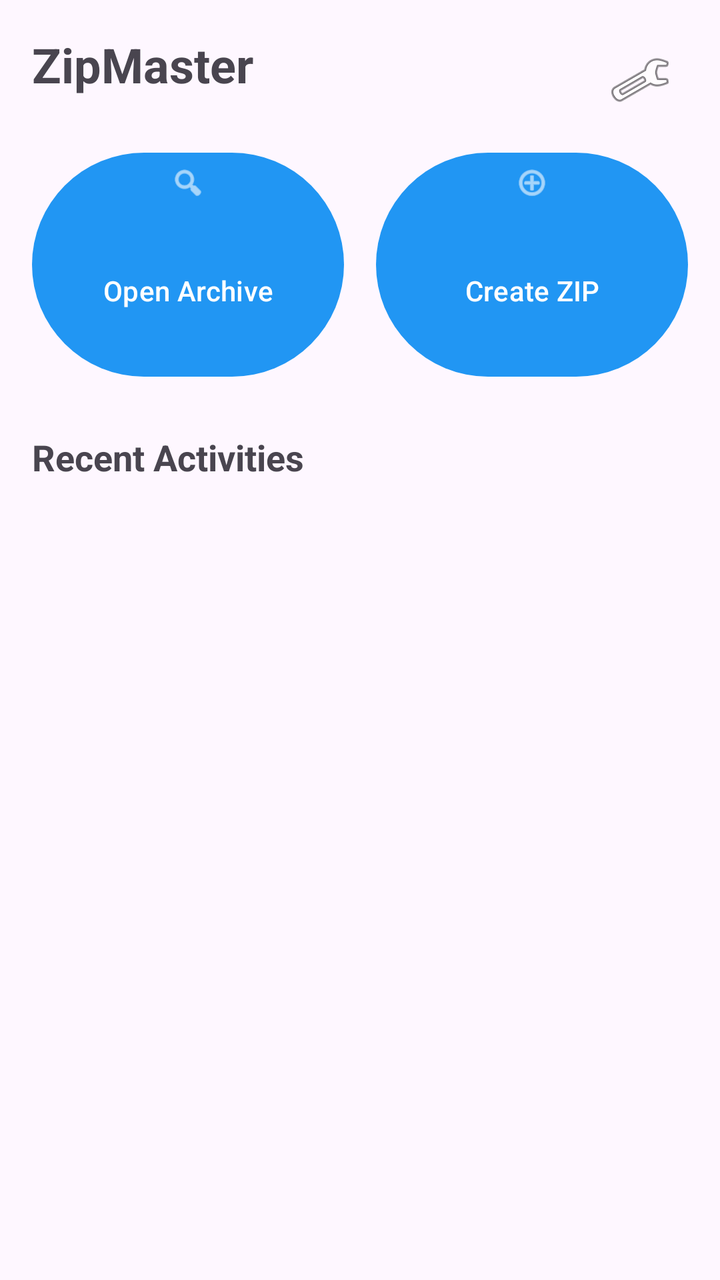
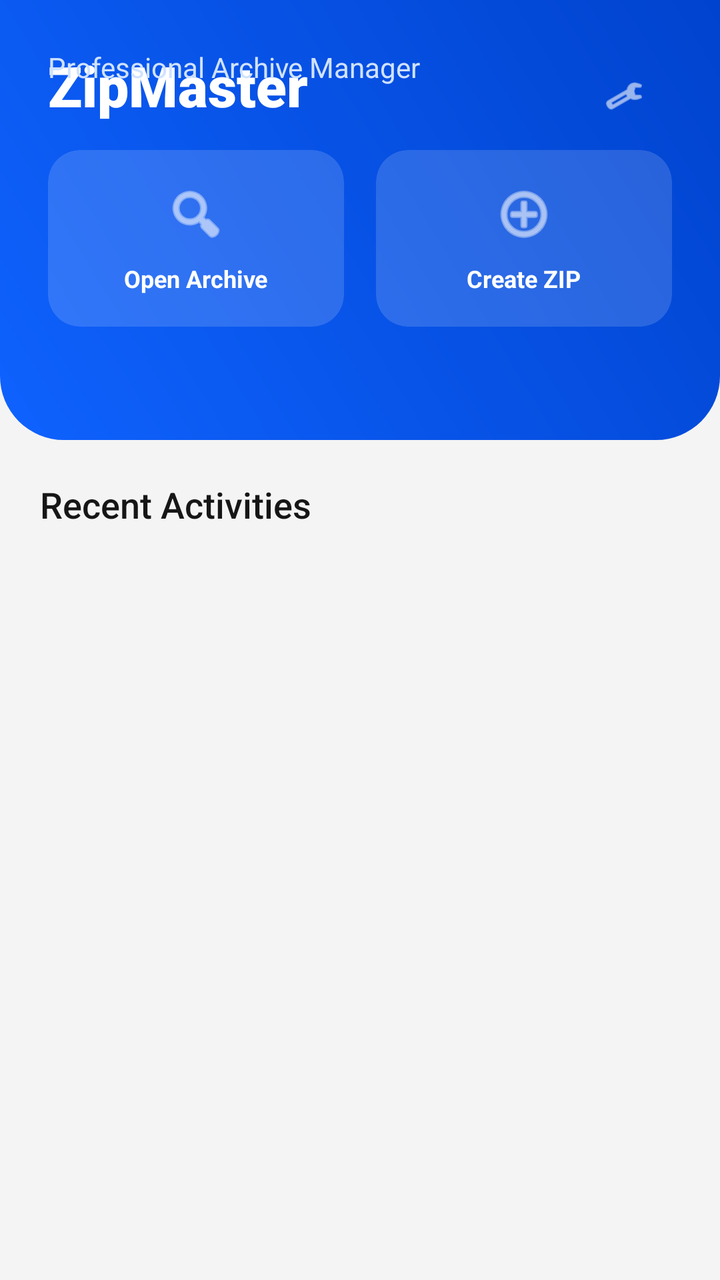

Compare the two renders of this Android layout. The source of the first and the diff that turns it into the second are given below.
<!-- AndroidManifest.xml: activity theme Theme.ZipMaster -->
<!-- res/layout/activity_main.xml -->
<?xml version="1.0" encoding="utf-8"?>
<androidx.constraintlayout.widget.ConstraintLayout xmlns:android="http://schemas.android.com/apk/res/android"
    xmlns:app="http://schemas.android.com/apk/res-auto"
    xmlns:tools="http://schemas.android.com/tools"
    android:layout_width="match_parent"
    android:layout_height="match_parent"
    android:padding="16dp"
    tools:context=".MainActivity">

    <TextView
        android:id="@+id/tvTitle"
        android:layout_width="wrap_content"
        android:layout_height="wrap_content"
        android:text="@string/app_name"
        android:textSize="24sp"
        android:textStyle="bold"
        app:layout_constraintStart_toStartOf="parent"
        app:layout_constraintTop_toTopOf="parent" />

    <ImageButton
        android:id="@+id/btnSettings"
        android:layout_width="48dp"
        android:layout_height="48dp"
        android:background="?attr/selectableItemBackgroundBorderless"
        android:src="@android:drawable/ic_menu_preferences"
        app:layout_constraintEnd_toEndOf="parent"
        app:layout_constraintTop_toTopOf="parent" />

    <LinearLayout
        android:id="@+id/layoutActions"
        android:layout_width="match_parent"
        android:layout_height="wrap_content"
        android:layout_marginTop="24dp"
        android:orientation="horizontal"
        app:layout_constraintTop_toBottomOf="@id/tvTitle">

        <com.google.android.material.button.MaterialButton
            android:id="@+id/btnOpenArchive"
            android:layout_width="0dp"
            android:layout_height="120dp"
            android:layout_marginEnd="8dp"
            android:layout_weight="1"
            android:text="@string/open_archive"
            app:icon="@android:drawable/ic_menu_search"
            app:iconGravity="top" />

        <com.google.android.material.button.MaterialButton
            android:id="@+id/btnCreateZip"
            android:layout_width="0dp"
            android:layout_height="120dp"
            android:layout_marginStart="8dp"
            android:layout_weight="1"
            android:text="@string/create_zip"
            app:icon="@android:drawable/ic_menu_add"
            app:iconGravity="top" />
    </LinearLayout>

    <TextView
        android:id="@+id/tvRecentTitle"
        android:layout_width="wrap_content"
        android:layout_height="wrap_content"
        android:layout_marginTop="24dp"
        android:text="@string/recent_activities"
        android:textSize="18sp"
        android:textStyle="bold"
        app:layout_constraintStart_toStartOf="parent"
        app:layout_constraintTop_toBottomOf="@id/layoutActions" />

    <androidx.recyclerview.widget.RecyclerView
        android:id="@+id/rvHistory"
        android:layout_width="match_parent"
        android:layout_height="0dp"
        android:layout_marginTop="8dp"
        app:layout_constraintBottom_toBottomOf="parent"
        app:layout_constraintTop_toBottomOf="@id/tvRecentTitle" />

</androidx.constraintlayout.widget.ConstraintLayout>
<!-- resources referenced by this layout -->
<resources>
  <string name="app_name">ZipMaster</string>
  <string name="create_zip">Create ZIP</string>
  <string name="open_archive">Open Archive</string>
  <string name="recent_activities">Recent Activities</string>
  <style name="Theme.ZipMaster" parent="Theme.Material3.DayNight.NoActionBar">
          <item name="colorPrimary">#2196F3</item>
          <item name="colorSecondary">#03DAC6</item>
          <item name="android:statusBarColor">?attr/colorPrimary</item>
      </style>
</resources>

<!-- the commit's change to res/layout/activity_main.xml (unified diff, before → after) -->
@@ -1,77 +1,237 @@
 <?xml version="1.0" encoding="utf-8"?>
-<androidx.constraintlayout.widget.ConstraintLayout xmlns:android="http://schemas.android.com/apk/res/android"
+<androidx.coordinatorlayout.widget.CoordinatorLayout xmlns:android="http://schemas.android.com/apk/res/android"
     xmlns:app="http://schemas.android.com/apk/res-auto"
     xmlns:tools="http://schemas.android.com/tools"
     android:layout_width="match_parent"
     android:layout_height="match_parent"
-    android:padding="16dp"
+    android:background="@color/background"
     tools:context=".MainActivity">
 
-    <TextView
-        android:id="@+id/tvTitle"
-        android:layout_width="wrap_content"
-        android:layout_height="wrap_content"
-        android:text="@string/app_name"
-        android:textSize="24sp"
-        android:textStyle="bold"
-        app:layout_constraintStart_toStartOf="parent"
-        app:layout_constraintTop_toTopOf="parent" />
-
-    <ImageButton
-        android:id="@+id/btnSettings"
-        android:layout_width="48dp"
-        android:layout_height="48dp"
-        android:background="?attr/selectableItemBackgroundBorderless"
-        android:src="@android:drawable/ic_menu_preferences"
-        app:layout_constraintEnd_toEndOf="parent"
-        app:layout_constraintTop_toTopOf="parent" />
-
-    <LinearLayout
-        android:id="@+id/layoutActions"
+    <com.google.android.material.appbar.AppBarLayout
         android:layout_width="match_parent"
         android:layout_height="wrap_content"
-        android:layout_marginTop="24dp"
-        android:orientation="horizontal"
-        app:layout_constraintTop_toBottomOf="@id/tvTitle">
-
-        <com.google.android.material.button.MaterialButton
-            android:id="@+id/btnOpenArchive"
+        android:background="@android:color/transparent"
+        app:elevation="0dp">
+
+        <androidx.constraintlayout.widget.ConstraintLayout
+            android:layout_width="match_parent"
+            android:layout_height="220dp"
+            android:background="@drawable/bg_header_gradient"
+            android:padding="24dp">
+
+            <TextView
+                android:id="@+id/tvGreeting"
+                android:layout_width="wrap_content"
+                android:layout_height="wrap_content"
+                android:text="ZipMaster"
+                android:textColor="@color/on_primary"
+                android:textSize="28sp"
+                android:fontFamily="sans-serif-black"
+                app:layout_constraintStart_toStartOf="parent"
+                app:layout_top_toTopOf="parent" />
+
+            <TextView
+                android:id="@+id/tvSubTitle"
+                android:layout_width="wrap_content"
+                android:layout_height="wrap_content"
+                android:text="Professional Archive Manager"
+                android:textColor="#D0E2FF"
+                android:textSize="14sp"
+                app:layout_constraintStart_toStartOf="parent"
+                app:layout_top_toBottomOf="@id/tvGreeting" />
+
+            <com.google.android.material.button.MaterialButton
+                android:id="@+id/btnSettings"
+                style="@style/Widget.Material3.Button.IconButton"
+                android:layout_width="48dp"
+                android:layout_height="48dp"
+                app:icon="@android:drawable/ic_menu_preferences"
+                app:iconTint="@color/on_primary"
+                app:layout_constraintEnd_toEndOf="parent"
+                app:layout_top_toTopOf="parent" />
+
+            <LinearLayout
+                android:layout_width="match_parent"
+                android:layout_height="wrap_content"
+                android:layout_marginTop="32dp"
+                android:orientation="horizontal"
+                app:layout_constraintTop_toBottomOf="@id/tvSubTitle">
+
+                <com.google.android.material.card.MaterialCardView
+                    android:id="@+id/cardOpen"
+                    android:layout_width="0dp"
+                    android:layout_height="wrap_content"
+                    android:layout_marginEnd="8dp"
+                    android:layout_weight="1"
+                    app:cardBackgroundColor="#26FFFFFF"
+                    app:cardCornerRadius="16dp"
+                    app:cardElevation="0dp"
+                    app:strokeWidth="0dp">
+
+                    <LinearLayout
+                        android:layout_width="match_parent"
+                        android:layout_height="wrap_content"
+                        android:gravity="center"
+                        android:orientation="vertical"
+                        android:padding="16dp">
+
+                        <ImageView
+                            android:layout_width="32dp"
+                            android:layout_height="32dp"
+                            android:src="@android:drawable/ic_menu_search"
+                            app:tint="@color/on_primary" />
+
+                        <TextView
+                            android:layout_width="wrap_content"
+                            android:layout_height="wrap_content"
+                            android:layout_marginTop="8dp"
+                            android:text="@string/open_archive"
+                            android:textColor="@color/on_primary"
+                            android:textSize="12sp"
+                            android:textStyle="bold" />
+                    </LinearLayout>
+                </com.google.android.material.card.MaterialCardView>
+
+                <com.google.android.material.card.MaterialCardView
+                    android:id="@+id/cardCreate"
+                    android:layout_width="0dp"
+                    android:layout_height="wrap_content"
+                    android:layout_marginStart="8dp"
+                    android:layout_weight="1"
+                    app:cardBackgroundColor="#26FFFFFF"
+                    app:cardCornerRadius="16dp"
+                    app:cardElevation="0dp"
+                    app:strokeWidth="0dp">
+
+                    <LinearLayout
+                        android:layout_width="match_parent"
+                        android:layout_height="wrap_content"
+                        android:gravity="center"
+                        android:orientation="vertical"
+                        android:padding="16dp">
+
+                        <ImageView
+                            android:layout_width="32dp"
+                            android:layout_height="32dp"
+                            android:src="@android:drawable/ic_menu_add"
+                            app:tint="@color/on_primary" />
+
+                        <TextView
+                            android:layout_width="wrap_content"
+                            android:layout_height="wrap_content"
+                            android:layout_marginTop="8dp"
+                            android:text="@string/create_zip"
+                            android:textColor="@color/on_primary"
+                            android:textSize="12sp"
+                            android:textStyle="bold" />
+                    </LinearLayout>
+                </com.google.android.material.card.MaterialCardView>
+            </LinearLayout>
+        </androidx.constraintlayout.widget.ConstraintLayout>
+    </com.google.android.material.appbar.AppBarLayout>
+
+    <androidx.core.widget.NestedScrollView
+        android:layout_width="match_parent"
+        android:layout_height="match_parent"
+        app:layout_behavior="@string/appbar_scrolling_view_behavior">
+
+        <LinearLayout
+            android:layout_width="match_parent"
+            android:layout_height="wrap_content"
+            android:orientation="vertical"
+            android:padding="20dp">
+
+            <TextView
+                android:layout_width="wrap_content"
+                android:layout_height="wrap_content"
+                android:layout_marginBottom="12dp"
+                android:text="@string/recent_activities"
+                android:textColor="@color/on_surface"
+                android:textSize="18sp"
+                android:fontFamily="sans-serif-medium" />
+
+            <androidx.recyclerview.widget.RecyclerView
+                android:id="@+id/rvHistory"
+                android:layout_width="match_parent"
+                android:layout_height="wrap_content"
+                android:nestedScrollingEnabled="false"
+                tools:listitem="@layout/item_history" />
+
+        </LinearLayout>
+    </androidx.core.widget.NestedScrollView>
+
+</androidx.coordinatorlayout.widget.CoordinatorLayout>
+<!-- res/layout/item_history.xml (included above) -->
+<?xml version="1.0" encoding="utf-8"?>
+<com.google.android.material.card.MaterialCardView xmlns:android="http://schemas.android.com/apk/res/android"
+    xmlns:app="http://schemas.android.com/apk/res-auto"
+    android:layout_width="match_parent"
+    android:layout_height="wrap_content"
+    android:layout_marginBottom="12dp"
+    app:cardCornerRadius="16dp"
+    app:cardElevation="2dp"
+    app:strokeWidth="0dp">
+
+    <androidx.constraintlayout.widget.ConstraintLayout
+        android:layout_width="match_parent"
+        android:layout_height="wrap_content"
+        android:padding="16dp">
+
+        <View
+            android:id="@+id/viewTypeIndicator"
+            android:layout_width="4dp"
+            android:layout_height="0dp"
+            android:background="@color/primary"
+            app:layout_constraintBottom_toBottomOf="parent"
+            app:layout_constraintStart_toStartOf="parent"
+            app:layout_constraintTop_toTopOf="parent" />
+
+        <ImageView
+            android:id="@+id/ivIcon"
+            android:layout_width="48dp"
+            android:layout_height="48dp"
+            android:layout_marginStart="12dp"
+            android:background="@color/accent_blue"
+            android:padding="10dp"
+            android:src="@android:drawable/ic_menu_save"
+            app:layout_constraintBottom_toBottomOf="parent"
+            app:layout_constraintStart_toEndOf="@id/viewTypeIndicator"
+            app:layout_constraintTop_toTopOf="parent"
+            app:shapeAppearanceOverlay="@style/ShapeAppearance.ZipMaster.Medium" />
+
+        <TextView
+            android:id="@+id/tvFileName"
             android:layout_width="0dp"
-            android:layout_height="120dp"
-            android:layout_marginEnd="8dp"
-            android:layout_weight="1"
-            android:text="@string/open_archive"
-            app:icon="@android:drawable/ic_menu_search"
-            app:iconGravity="top" />
-
-        <com.google.android.material.button.MaterialButton
-            android:id="@+id/btnCreateZip"
+            android:layout_height="wrap_content"
+            android:layout_marginStart="16dp"
+            android:layout_marginEnd="16dp"
+            android:ellipsize="middle"
+            android:fontFamily="sans-serif-medium"
+            android:maxLines="1"
+            android:textColor="@color/on_surface"
+            android:textSize="16sp"
+            app:layout_constraintEnd_toStartOf="@id/ivStatus"
+            app:layout_constraintStart_toEndOf="@id/ivIcon"
+            app:layout_constraintTop_toTopOf="parent" />
+
+        <TextView
+            android:id="@+id/tvDetails"
             android:layout_width="0dp"
-            android:layout_height="120dp"
-            android:layout_marginStart="8dp"
-            android:layout_weight="1"
-            android:text="@string/create_zip"
-            app:icon="@android:drawable/ic_menu_add"
-            app:iconGravity="top" />
-    </LinearLayout>
-
-    <TextView
-        android:id="@+id/tvRecentTitle"
-        android:layout_width="wrap_content"
-        android:layout_height="wrap_content"
-        android:layout_marginTop="24dp"
-        android:text="@string/recent_activities"
-        android:textSize="18sp"
-        android:textStyle="bold"
-        app:layout_constraintStart_toStartOf="parent"
-        app:layout_constraintTop_toBottomOf="@id/layoutActions" />
-
-    <androidx.recyclerview.widget.RecyclerView
-        android:id="@+id/rvHistory"
-        android:layout_width="match_parent"
-        android:layout_height="0dp"
-        android:layout_marginTop="8dp"
-        app:layout_constraintBottom_toBottomOf="parent"
-        app:layout_constraintTop_toBottomOf="@id/tvRecentTitle" />
-
-</androidx.constraintlayout.widget.ConstraintLayout>
+            android:layout_height="wrap_content"
+            android:layout_marginTop="4dp"
+            android:textColor="#6F6F6F"
+            android:textSize="12sp"
+            app:layout_constraintEnd_toEndOf="@id/tvFileName"
+            app:layout_constraintStart_toStartOf="@id/tvFileName"
+            app:layout_constraintTop_toBottomOf="@id/tvFileName" />
+
+        <ImageView
+            android:id="@+id/ivStatus"
+            android:layout_width="24dp"
+            android:layout_height="24dp"
+            app:layout_constraintBottom_toBottomOf="parent"
+            app:layout_constraintEnd_toEndOf="parent"
+            app:layout_constraintTop_toTopOf="parent" />
+
+    </androidx.constraintlayout.widget.ConstraintLayout>
+</com.google.android.material.card.MaterialCardView>
<!-- resource entries referenced after the edit -->
@@ -1,13 +1,24 @@
 <!-- resources referenced by this layout -->
 <resources>
-  <string name="app_name">ZipMaster</string>
+  <color name="accent_blue">#D0E2FF</color>
+  <color name="background">#F4F4F4</color>
+  <color name="on_primary">#FFFFFF</color>
+  <color name="on_surface">#161616</color>
+  <color name="primary">#0F62FE</color>
+  <!-- drawable bg_header_gradient (drawable) -->
+  <?xml version="1.0" encoding="utf-8"?>
+  <shape xmlns:android="http://schemas.android.com/apk/res/android">
+      <gradient
+          android:startColor="#0F62FE"
+          android:endColor="#0043CE"
+          android:angle="45" />
+      <corners android:bottomLeftRadius="32dp" android:bottomRightRadius="32dp" />
+  </shape>
   <string name="create_zip">Create ZIP</string>
   <string name="open_archive">Open Archive</string>
   <string name="recent_activities">Recent Activities</string>
-  <style name="Theme.ZipMaster" parent="Theme.Material3.DayNight.NoActionBar">
-          <item name="colorPrimary">#2196F3</item>
-          <item name="colorSecondary">#03DAC6</item>
-          <item name="android:statusBarColor">?attr/colorPrimary</item>
+  <style name="ShapeAppearance.ZipMaster.Medium" parent="ShapeAppearance.Material3.MediumComponent">
+          <item name="cornerSize">16dp</item>
       </style>
 </resources>
 
